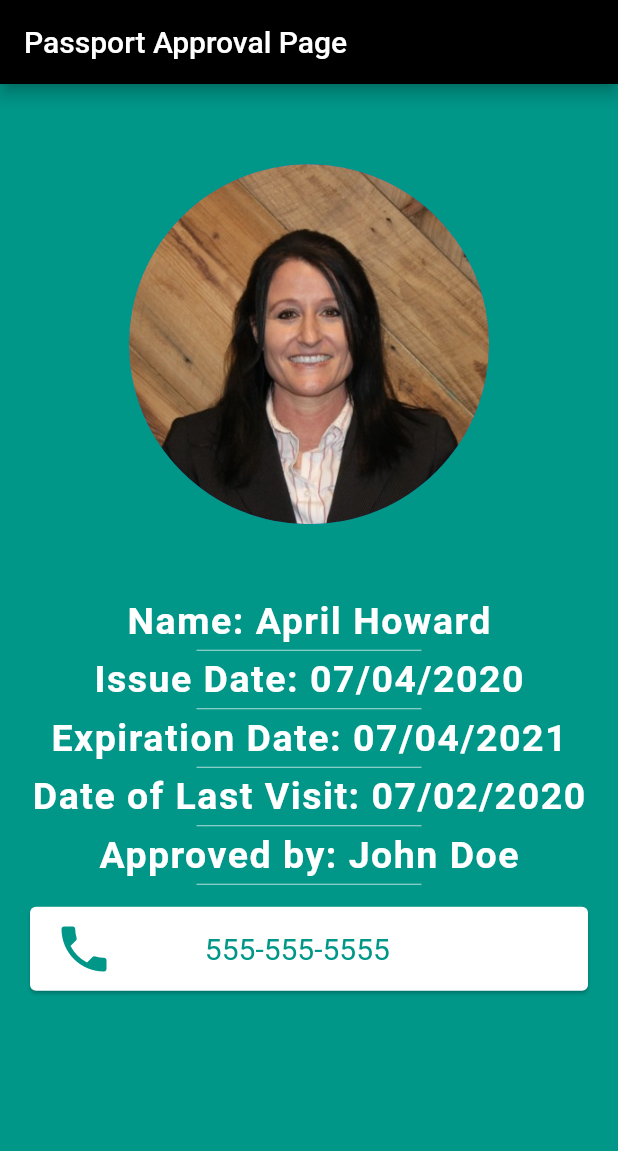
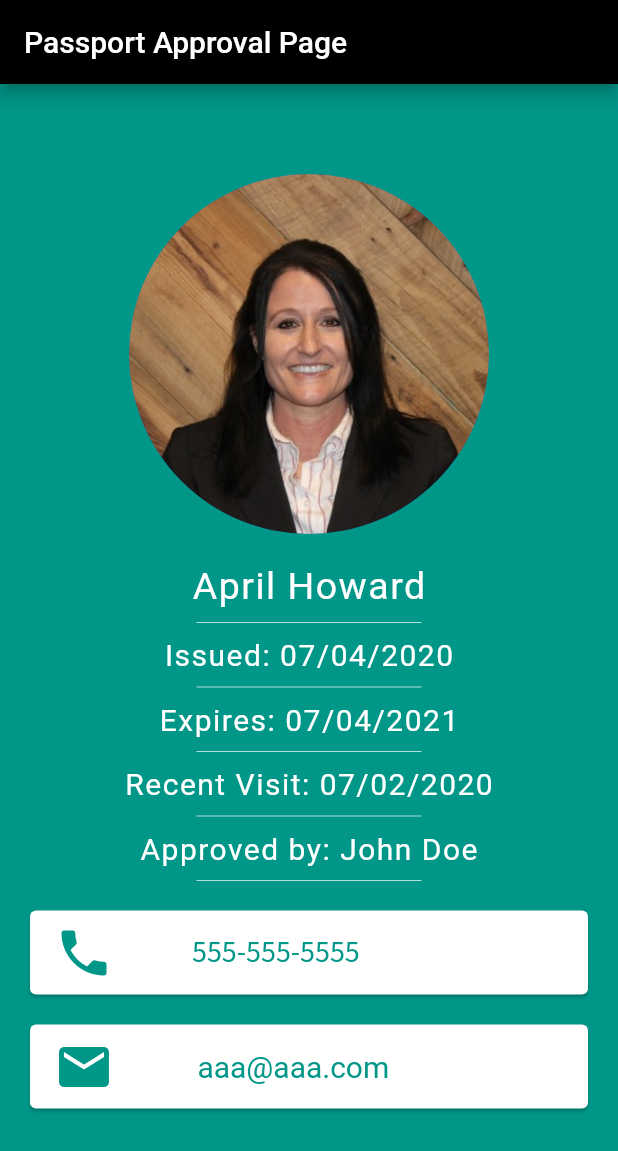
Before and after one commit to apphow/start_to_finish, a Flutter app: the screen it shows after launch, on a phone screen of 412 x 824 dp. Shown: the top 1151 px of the screen. Run offline on Flutter 3.47's test engine with Material 2 defaults, Android fonts, the phone set to English and light mode, and no system bars; Roboto replaces fonts that are missing (Source Sans Pro).

Commit message:
added email Card and TextStyle

```diff
--- a/lib/main.dart
+++ b/lib/main.dart
@@ -18,7 +18,7 @@ class MyPassport extends StatelessWidget {
         body: SafeArea(
           child: Center(
             child: Padding(
-              padding: EdgeInsets.only(bottom: 100.0),
+              padding: EdgeInsets.only(bottom: 15.0),
               child: Column(
                 mainAxisAlignment: MainAxisAlignment.center,
                 children: <Widget>[
@@ -27,66 +27,62 @@ class MyPassport extends StatelessWidget {
                     backgroundImage: AssetImage('images/mesjpeg.jpeg'),
                   ),
                   SizedBox(
-                    height: 50.0,
+                    height: 20.0,
                   ),
                   Text(
-                    'Name: April Howard',
+                    'April Howard',
                     style: TextStyle(
                       fontSize: 25,
-                      fontWeight: FontWeight.bold,
                       color: Colors.white,
                       letterSpacing: 1.0,
                     ),
                   ),
                   SizedBox(
-                    height: 10.0,
+                    height: 20.0,
+                    width: 150,
+                    child: Divider(
+                      color: Colors.teal.shade100,
+                    ),
+                  ),
+                  Text(
+                    'Issued: 07/04/2020',
+                    style: TextStyle(
+                        fontSize: 20.0,
+                        color: Colors.white,
+                        letterSpacing: 1.0),
+                  ),
+                  SizedBox(
+                    height: 20.0,
                     width: 150.0,
                     child: Divider(
                       color: Colors.teal.shade100,
                     ),
                   ),
                   Text(
-                    'Issue Date: 07/04/2020',
+                    'Expires: 07/04/2021',
                     style: TextStyle(
-                        fontSize: 25.0,
-                        fontWeight: FontWeight.bold,
-                        color: Colors.white,
-                        letterSpacing: 1.0),
+                      fontSize: 20.0,
+                      color: Colors.white,
+                      letterSpacing: 1.0,
+                    ),
                   ),
                   SizedBox(
-                    height: 10.0,
+                    height: 20.0,
                     width: 150.0,
                     child: Divider(
                       color: Colors.teal.shade100,
                     ),
                   ),
                   Text(
-                    'Expiration Date: 07/04/2021',
+                    'Recent Visit: 07/02/2020',
                     style: TextStyle(
-                      fontSize: 25.0,
-                      fontWeight: FontWeight.bold,
+                      fontSize: 20.0,
                       color: Colors.white,
                       letterSpacing: 1.0,
                     ),
                   ),
                   SizedBox(
-                    height: 10.0,
-                    width: 150.0,
-                    child: Divider(
-                      color: Colors.teal.shade100,
-                    ),
-                  ),
-                  Text(
-                    'Date of Last Visit: 07/02/2020',
-                    style: TextStyle(
-                      fontSize: 25.0,
-                      fontWeight: FontWeight.bold,
-                      color: Colors.white,
-                      letterSpacing: 1.0,
-                    ),
-                  ),
-                  SizedBox(
-                    height: 10.0,
+                    height: 20.0,
                     width: 150.0,
                     child: Divider(
                       color: Colors.teal.shade100,
@@ -95,14 +91,13 @@ class MyPassport extends StatelessWidget {
                   Text(
                     'Approved by: John Doe',
                     style: TextStyle(
-                      fontSize: 25.0,
-                      fontWeight: FontWeight.bold,
+                      fontSize: 20.0,
                       color: Colors.white,
                       letterSpacing: 1.0,
                     ),
                   ),
                   SizedBox(
-                    height: 10.0,
+                    height: 20.0,
                     width: 150.0,
                     child: Divider(
                       color: Colors.teal.shade100,
@@ -121,7 +116,28 @@ class MyPassport extends StatelessWidget {
                       title: Text(
                         '         555-555-5555',
                         style: TextStyle(
+                          fontFamily: 'Source_Sans_Pro',
                           color: Colors.teal,
+                          fontSize: 20.0,
+                        ),
+                      ),
+                    ),
+                  ),
+                  Card(
+                    margin:
+                        EdgeInsets.symmetric(vertical: 10.0, horizontal: 20.0),
+                    color: Colors.white,
+                    child: ListTile(
+                      leading: Icon(
+                        Icons.email,
+                        size: 40.0,
+                        color: Colors.teal,
+                      ),
+                      title: Text(
+                        '        aaa@aaa.com',
+                        style: TextStyle(
+                          color: Colors.teal,
+                          fontFamily: 'Source Sans Pro',
                           fontSize: 20.0,
                         ),
                       ),
```
Also changed, not shown: pubspec.yaml (+4 -36 lines), fonts/SourceSansPro-Light.ttf (added).
